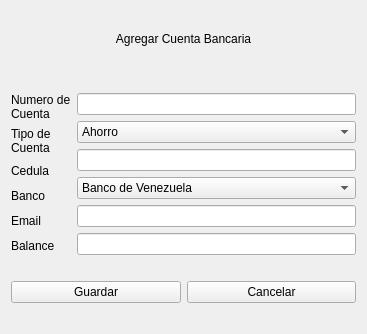
Before: the Qt Designer form tax_system/add_cuenta_bancaria.ui in PR2-2018-Sec2/Project-Pr2, drawn with Qt 5.
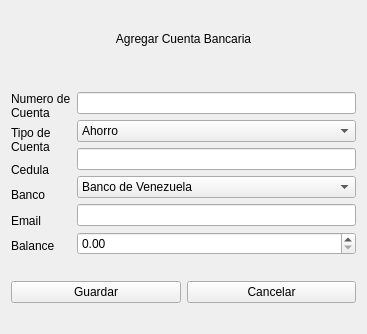
After: the same form once the commit is applied.

```diff
--- a/tax_system/add_cuenta_bancaria.ui
+++ b/tax_system/add_cuenta_bancaria.ui
@@ -174,7 +174,11 @@
           <widget class="QLineEdit" name="lineEdit_email"/>
          </item>
          <item>
-          <widget class="QLineEdit" name="lineEdit_balance"/>
+          <widget class="QDoubleSpinBox" name="lineEdit_balance">
+           <property name="maximum">
+            <double>999999999.990000009536743</double>
+           </property>
+          </widget>
          </item>
         </layout>
        </item>
```
Left out of the diff: 22 changed lines with no effect on the pictures.
